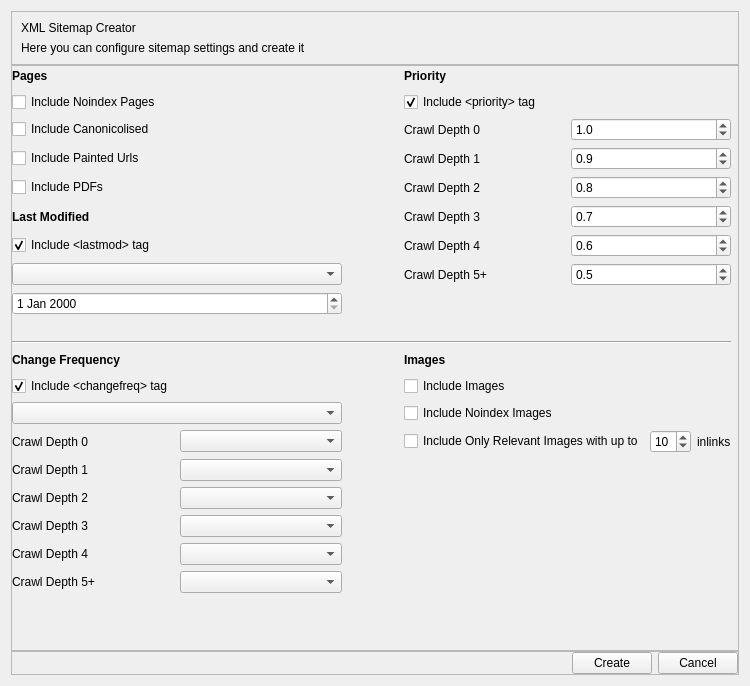
The window that seospider/ui/site_map_creator_widget.ui (andrascii/RiveSolutions_SEO_Spider) describes before a commit, drawn with Qt 5.
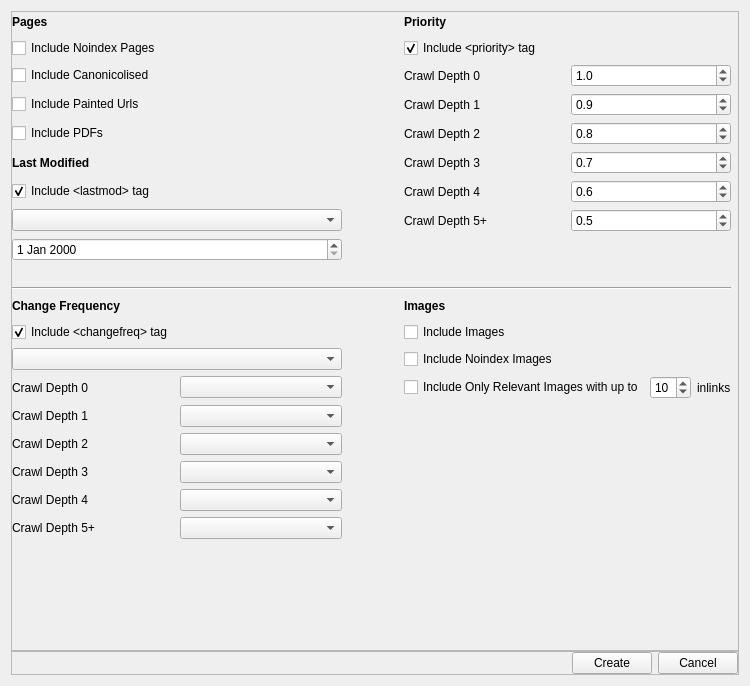
The same window after the commit.

Patch:
```diff
--- a/seospider/ui/site_map_creator_widget.ui
+++ b/seospider/ui/site_map_creator_widget.ui
@@ -17,60 +17,6 @@
    <property name="spacing">
     <number>0</number>
    </property>
-   <item>
-    <widget class="QFrame" name="HeaderFrame">
-     <property name="frameShape">
-      <enum>QFrame::StyledPanel</enum>
-     </property>
-     <property name="frameShadow">
-      <enum>QFrame::Raised</enum>
-     </property>
-     <layout class="QVBoxLayout" name="verticalLayout_2">
-      <property name="leftMargin">
-       <number>0</number>
-      </property>
-      <property name="topMargin">
-       <number>0</number>
-      </property>
-      <property name="rightMargin">
-       <number>0</number>
-      </property>
-      <property name="bottomMargin">
-       <number>0</number>
-      </property>
-      <item>
-       <layout class="QVBoxLayout" name="verticalLayout">
-        <property name="leftMargin">
-         <number>9</number>
-        </property>
-        <property name="topMargin">
-         <number>9</number>
-        </property>
-        <property name="rightMargin">
-         <number>9</number>
-        </property>
-        <property name="bottomMargin">
-         <number>9</number>
-        </property>
-        <item>
-         <widget class="QLabel" name="headerName">
-          <property name="text">
-           <string>XML Sitemap Creator</string>
-          </property>
-         </widget>
-        </item>
-        <item>
-         <widget class="QLabel" name="label_3">
-          <property name="text">
-           <string>Here you can configure sitemap settings and create it</string>
-          </property>
-         </widget>
-        </item>
-       </layout>
-      </item>
-     </layout>
-    </widget>
-   </item>
    <item>
     <widget class="QFrame" name="ControlsFrame">
      <property name="frameShape">
```
